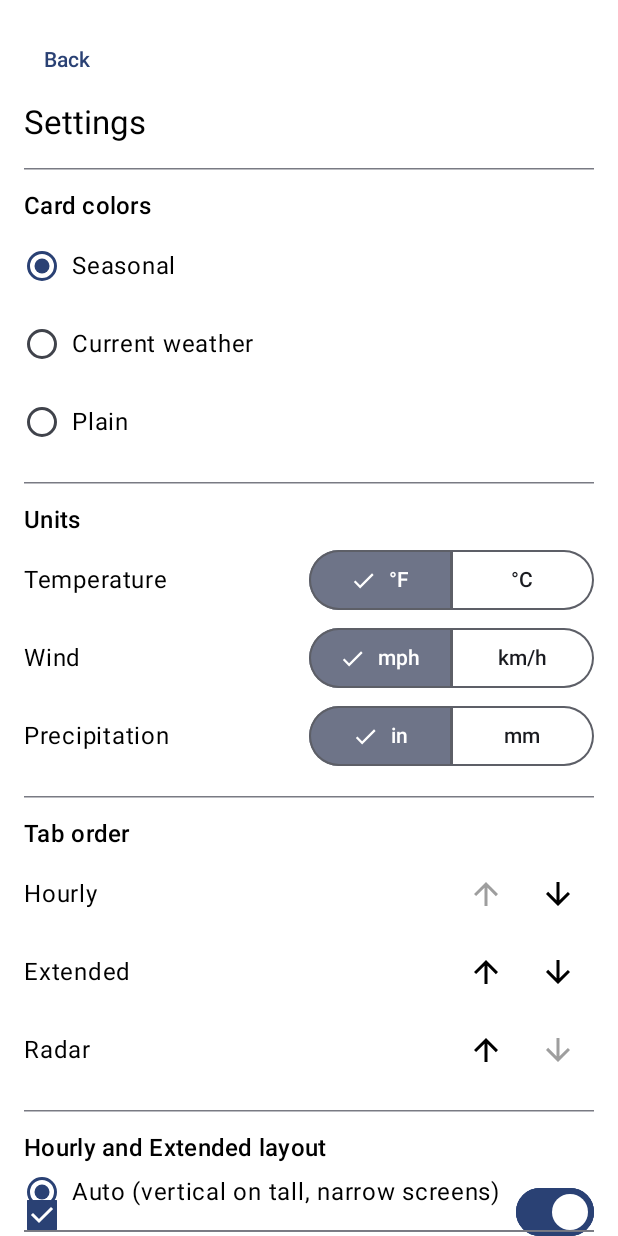
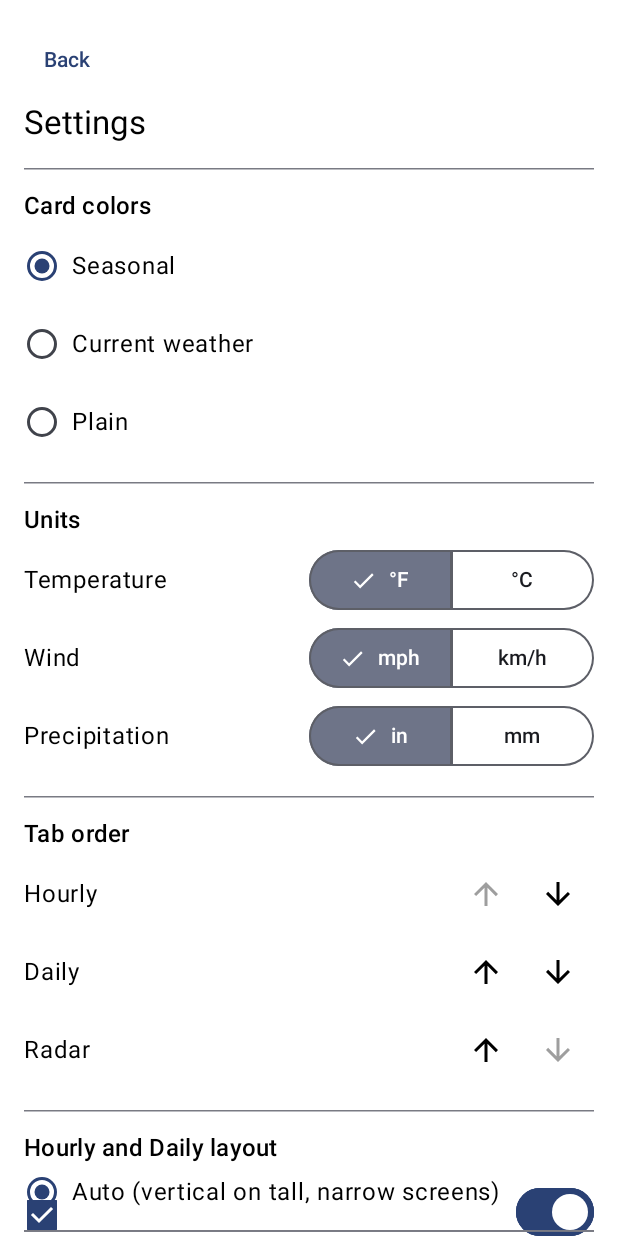
Before and after one commit to devoprops/ClutterFreeWeather, an Android app built with Jetpack Compose: the @Preview function SettingsPreview, on a phone screen of 412 x 824 dp. Run offline under Robolectric (Android 15) with nearby library versions, the phone set to English and light mode, and no system bars; network calls fail; pictures from the network do not load.

Commit message:
Rename the Extended tab to Daily.
On-screen labels say Daily. Code and stored settings keep EXTENDED, with notes marking it as the Daily card.

Co-authored-by: Cursor <cursoragent@cursor.com>

```diff
--- a/app/src/main/java/com/clutterfree/weather/ui/home/ExtendedCard.kt
+++ b/app/src/main/java/com/clutterfree/weather/ui/home/ExtendedCard.kt
@@ -53,6 +53,7 @@ import java.time.Instant
 import java.time.LocalDate
 import java.time.ZoneId
 
+/** The Daily card. See [com.clutterfree.weather.weather.HomeCard.EXTENDED]. */
 @Composable
 fun ExtendedCard(
     dayNight: List<ForecastPeriod>,
--- a/app/src/main/java/com/clutterfree/weather/weather/HomeSettings.kt
+++ b/app/src/main/java/com/clutterfree/weather/weather/HomeSettings.kt
@@ -26,9 +26,12 @@ data class GraphSettings(
     val dewpoint: Boolean = false,
 )
 
+/** Names are stored in settings files, so they stay fixed when the on-screen label changes. */
 enum class HomeCard {
     TODAY,
     HOURLY,
+
+    /** The Daily card. "Extended" in code and stored settings means Daily everywhere. */
     EXTENDED,
     RADAR,
 }
--- a/app/src/main/res/values/strings.xml
+++ b/app/src/main/res/values/strings.xml
@@ -13,7 +13,7 @@
     <string name="observed_at">%1$s · %2$s</string>
     <string name="today">Today</string>
     <string name="hourly">Hourly</string>
-    <string name="extended">Extended</string>
+    <string name="extended">Daily</string>
     <string name="high_low">%1$s / %2$s</string>
     <string name="missing">—</string>
     <string name="detail_current">Current: %1$s</string>
@@ -63,7 +63,7 @@
     <string name="detail_item_low">Low</string>
     <string name="detail_item_humidity">Humidity</string>
     <string name="detail_item_wind">Wind</string>
-    <string name="settings_extended_days">Extended days in view</string>
+    <string name="settings_extended_days">Days in view on Daily</string>
     <string name="fewer_days">Fewer days</string>
     <string name="more_days">More days</string>
     <string name="minus">−</string>
@@ -80,7 +80,7 @@
     <string name="radar_credit">Radar: Iowa Environmental Mesonet. Boundaries: US Census Bureau via us-atlas.</string>
     <string name="settings_radar_miles">Radar starting distance</string>
     <string name="radar_miles">%1$d mi</string>
-    <string name="settings_chart_orientation">Hourly and Extended layout</string>
+    <string name="settings_chart_orientation">Hourly and Daily layout</string>
     <string name="orientation_auto">Auto (vertical on tall, narrow screens)</string>
     <string name="orientation_horizontal">Always horizontal</string>
     <string name="orientation_vertical">Always vertical</string>
```
Also changed, not shown: 2 other files.
